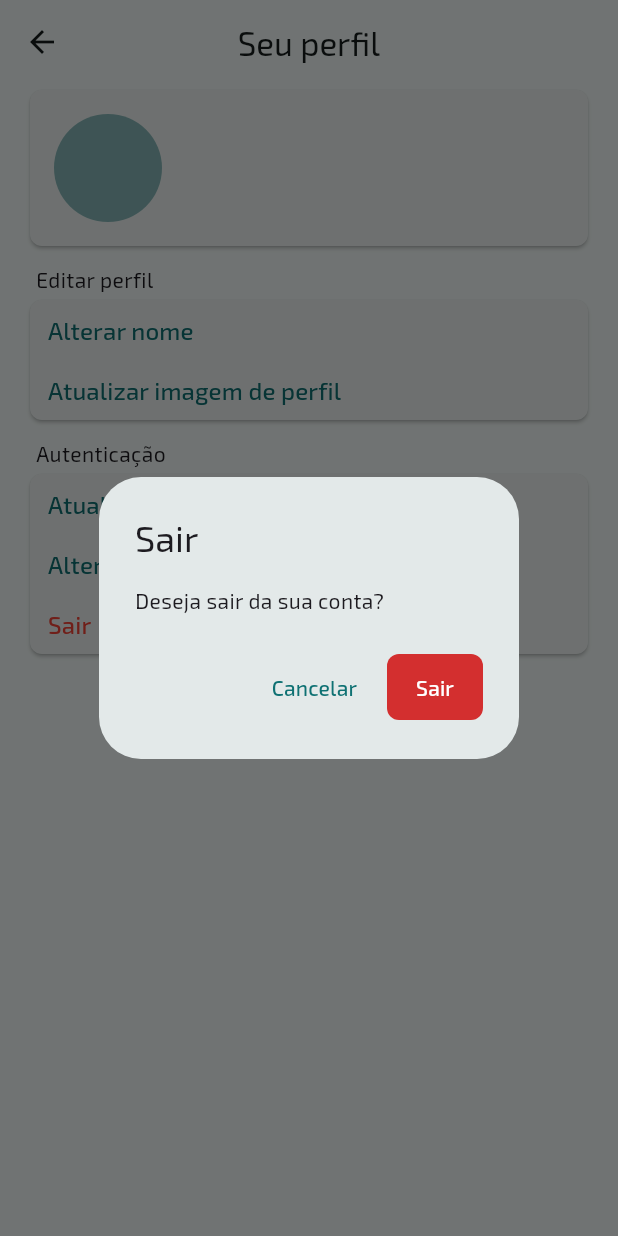
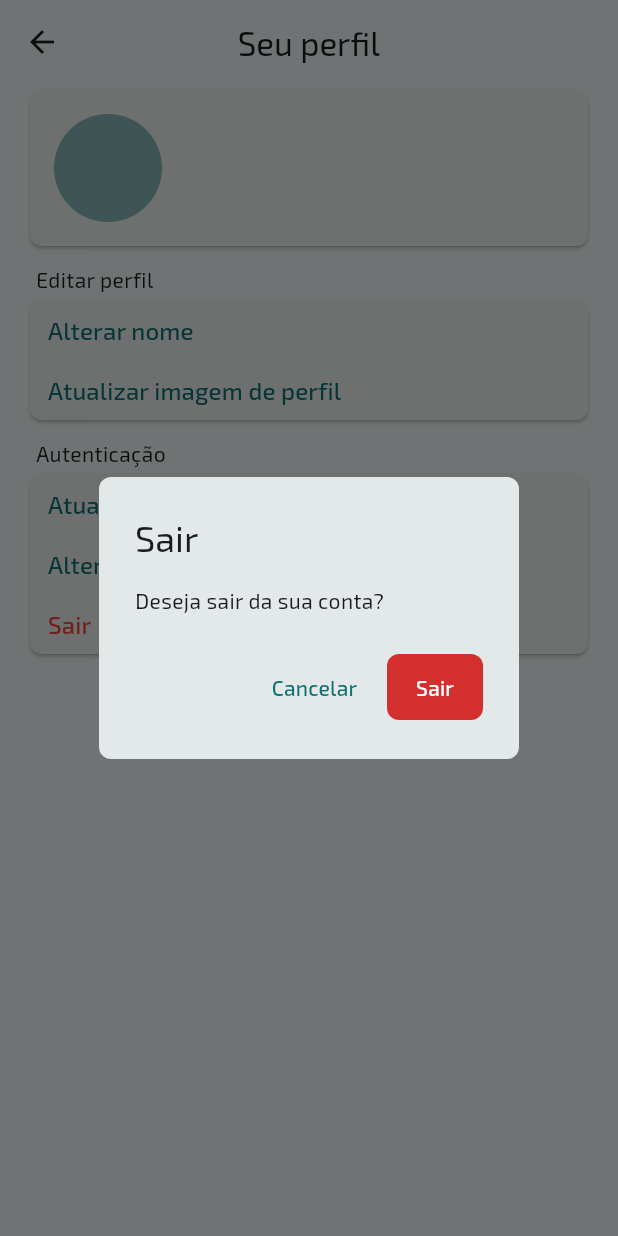
Before and after one commit to br-adriel/flutter-meu-gabarito, a Flutter app: the ProfileScreen screen opened directly, after a tap on "Sair", on a phone screen of 412 x 824 dp. Run offline on Flutter 3.47's test engine with Material 3 defaults, Android fonts, the phone set to English and light mode, and no system bars; our stand-ins replace cloud_firestore, email_validator, firebase_auth, firebase_core, firebase_storage, flutter_dotenv and 5 more; accounts and stored records are empty; generated files the repository leaves out were written again.

Commit message:
feat: Set custom dialog theme

```diff
--- a/lib/themes/default.dart
+++ b/lib/themes/default.dart
@@ -27,4 +27,9 @@ ThemeData defaultTheme = ThemeData(
   floatingActionButtonTheme: floatingButtonThemeData,
   inputDecorationTheme: inputDecorationTheme,
   bottomSheetTheme: bottomSheetThemeData,
+  dialogTheme: DialogTheme(
+    shape: RoundedRectangleBorder(
+      borderRadius: BorderRadius.circular(8),
+    ),
+  ),
 );
```
